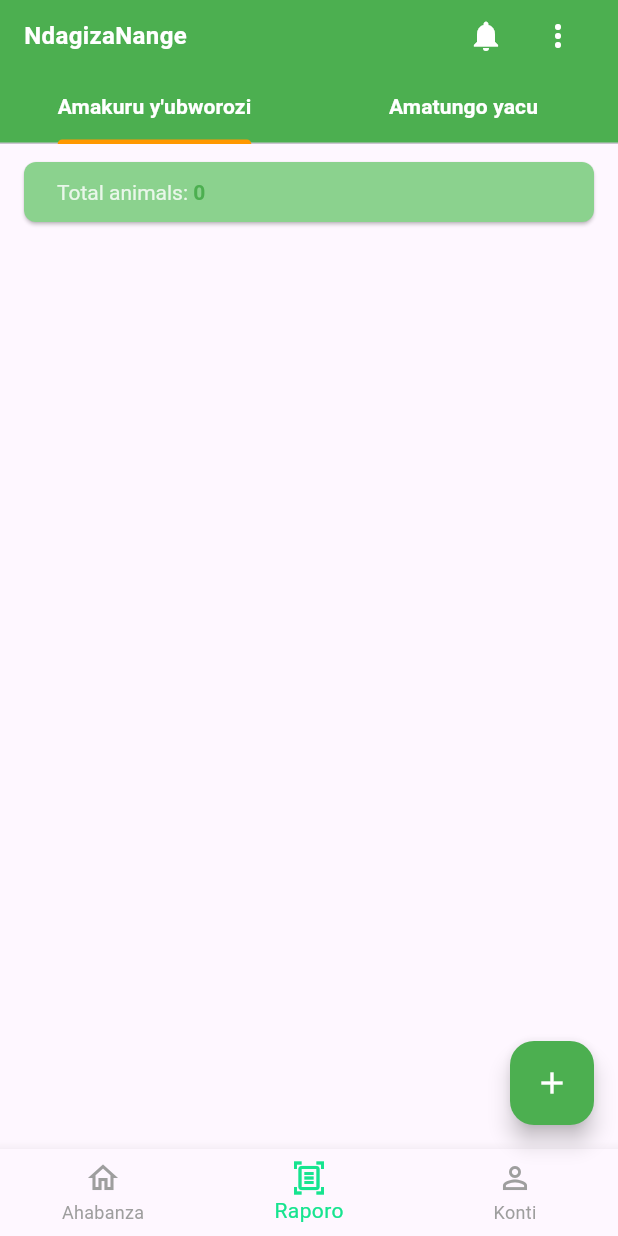
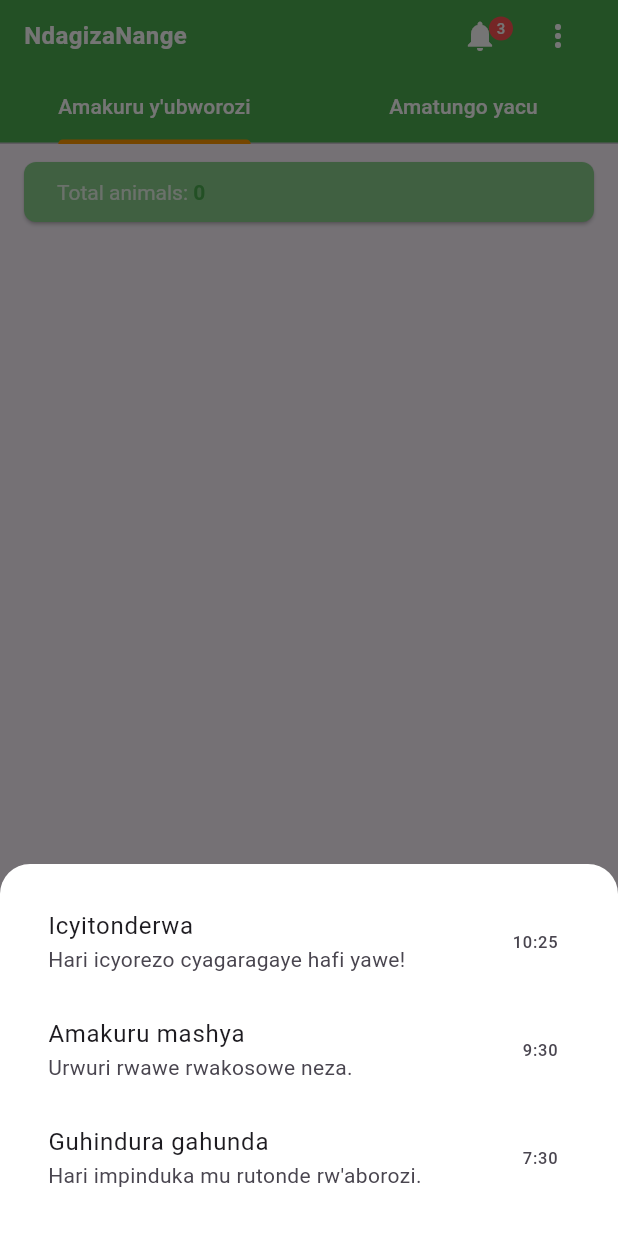
Before and after one commit to mugwaneza/MyFlutterUIdartFrogBknd, a Flutter app: the screen it shows after launch, item 2 of the bottom bar chosen, after a tap on the "add" icon, after a tap on the "notifications" icon, on a phone screen of 412 x 824 dp. Run offline on Flutter 3.47's test engine with Material 3 defaults, Android fonts, the phone set to English and light mode, and no system bars; our stand-ins replace file_picker, image_picker; missing offline and left inert: dotenv, postgres; network calls fail.

Commit message:
notification

```diff
--- a/ndagiza/lib/main.dart
+++ b/ndagiza/lib/main.dart
@@ -8,6 +8,47 @@ import 'package:ndagiza/pages/amatungo/kwinjiza_itungo_form.dart';
 import 'package:ndagiza/pages/aborozi/Aborozilist.dart';
 import 'package:ndagiza/statics/ApiUrls.dart';
 
+import 'package:flutter/material.dart';
+
+// ------------------ Notification Data ------------------
+class NotificationItem {
+  final int id;
+  final String title;
+  final String message;
+  final DateTime date;
+  bool isRead; // mutable so we can mark as read
+
+  NotificationItem({
+    required this.id,
+    required this.title,
+    required this.message,
+    required this.date,
+    this.isRead = false,
+  });
+}
+
+List<NotificationItem> notifications = [
+  NotificationItem(
+    id: 1,
+    title: "Icyitonderwa",
+    message: "Hari icyorezo cyagaragaye hafi yawe!",
+    date: DateTime.now().subtract(Duration(minutes: 5)),
+  ),
+  NotificationItem(
+    id: 2,
+    title: "Amakuru mashya",
+    message: "Urwuri rwawe rwakosowe neza.",
+    date: DateTime.now().subtract(Duration(hours: 1)),
+  ),
+  NotificationItem(
+    id: 3,
+    title: "Guhindura gahunda",
+    message: "Hari impinduka mu rutonde rw'aborozi.",
+    date: DateTime.now().subtract(Duration(hours: 3)),
+  ),
+];
+
+// ------------------ MAIN APP ------------------
 void main() {
   runApp(const MyApp());
 }
@@ -15,31 +56,28 @@ void main() {
 class MyApp extends StatelessWidget {
   const MyApp({super.key});
 
-  // This widget is the root of your application.
   @override
   Widget build(BuildContext context) {
     return MaterialApp(
       debugShowCheckedModeBanner: false,
       theme: ThemeData.light(),
       home: DefaultTabController(
-        length: 2, // Number of tabs
+        length: 2,
         child: Scaffold(
           appBar: PreferredSize(
             preferredSize: Size.fromHeight(kToolbarHeight + kTextTabBarHeight),
             child: Column(
               children: [
-                // Custom status bar color (top of the screen)
                 Container(
-                  color: Colors.red, // Color for the status bar area
+                  color: Colors.red,
                   height: MediaQuery.of(context).padding.top,
                 ),
-                // AppBar content
                 Container(
-                  color: Colors.green, // AppBar background
+                  color: Colors.green,
                   child: Column(
                     children: [
                       Padding(
-                        padding: const EdgeInsets.symmetric(horizontal: 16.0),
+                        padding: const EdgeInsets.symmetric(horizontal: 16),
                         child: Row(
                           mainAxisAlignment: MainAxisAlignment.spaceBetween,
                           children: [
@@ -51,55 +89,89 @@ class MyApp extends StatelessWidget {
                                 fontWeight: FontWeight.bold,
                               ),
                             ),
+
+                            // ------------ Notification Bell with Badge -----------
                             Row(
+                              mainAxisAlignment: MainAxisAlignment
+                                  .end, // align items to the right
                               children: [
-                                IconButton(
+                                // ------------ Notification Bell with Badge -----------
+                                SizedBox(
+                                  width: 40,
+                                  height: 40,
+                                  child: Stack(
+                                    clipBehavior:
+                                        Clip.none, // allow badge to overflow
+                                    children: [
+                                      Builder(
+                                        builder: (context) => IconButton(
+                                          padding: EdgeInsets.zero,
                                           icon: const Icon(Icons.notifications,
                                               color: Colors.white),
                                           onPressed: () {
-                                    ScaffoldMessenger.of(context).showSnackBar(
-                                      const SnackBar(
-                                          content:
-                                              Text('Notifications Clicked!')),
+                                            showModalBottomSheet(
+                                              context: context,
+                                              backgroundColor: Colors.white,
+                                              shape:
+                                                  const RoundedRectangleBorder(
+                                                borderRadius:
+                                                    BorderRadius.vertical(
+                                                        top: Radius.circular(
+                                                            20)),
+                                              ),
+                                              builder: (_) =>
+                                                  NotificationPreviewSheet(
+                                                      parentContext: context),
                                             );
                                           },
                                         ),
-                                Builder(
-                                  builder: (innerContext) =>
+                                      ),
+                                      if (notifications
+                                          .where((n) => !n.isRead)
+                                          .isNotEmpty)
+                                        Positioned(
+                                          right: -2,
+                                          top: 7,
+                                          child: CircleAvatar(
+                                            radius: 8,
+                                            backgroundColor: Colors.redAccent,
+                                            child: Text(
+                                              notifications
+                                                  .where((n) => !n.isRead)
+                                                  .length
+                                                  .toString(),
+                                              style: const TextStyle(
+                                                  color: Colors.white,
+                                                  fontSize: 10),
+                                            ),
+                                          ),
+                                        ),
+                                    ],
+                                  ),
+                                ),
+
+                                const SizedBox(width: 8),
+
+                                // ------------ More Menu -----------
                                 PopupMenuButton<String>(
                                   icon: const Icon(Icons.more_vert,
                                       color: Colors.white),
                                   onSelected: (String value) {
-                                      if (value == 'Aborozi') {
-                                        Navigator.push(
-                                          innerContext,
-                                          MaterialPageRoute(
-                                            builder: (context) =>
-                                                const AboroziList(),
-                                          ),
-                                        );
-                                      } else {
-                                        ScaffoldMessenger.of(context)
-                                            .showSnackBar(
+                                    ScaffoldMessenger.of(context).showSnackBar(
                                         SnackBar(
-                                              content:
-                                                  Text('Selected: $value')),
-                                        );
-                                      }
+                                            content: Text('Selected: $value')));
                                   },
-                                    itemBuilder: (BuildContext context) => [
-                                      const PopupMenuItem(
+                                  itemBuilder: (context) => const [
+                                    PopupMenuItem(
                                         value: 'Ibindanga',
                                         child: Text('Ibindanga')),
-                                      const PopupMenuItem(
+                                    PopupMenuItem(
                                         value: 'Aborozi',
-                                        child: Text('Aborozi'),
-                                      ),
-                                      const PopupMenuItem(
+                                        child: Text('Aborozi')),
+                                    PopupMenuItem(
                                         value: 'Gusohoka',
                                         child: Text('Gusohoka')),
                                   ],
-                                  ),
                                 ),
                               ],
                             ),
@@ -110,8 +182,6 @@ class MyApp extends StatelessWidget {
                         labelColor: Colors.white,
                         unselectedLabelColor: Colors.white,
                         indicatorColor: Colors.orange,
-                        labelStyle: TextStyle(
-                            fontWeight: FontWeight.bold, fontSize: 14),
                         tabs: [
                           Tab(text: "Amakuru y'ubworozi"),
                           Tab(text: "Amatungo yacu"),
@@ -125,11 +195,79 @@ class MyApp extends StatelessWidget {
           ),
           body: TabBarView(
             children: [
-              HomeTab(), // Show Home Tab
-              AnimalsGuardians(), // Your new tab content
+              HomeTab(),
+              AnimalsGuardians(),
             ],
           ),
         ),
+      ),
+    );
+  }
+}
+
+class NotificationPreviewSheet extends StatelessWidget {
+  final BuildContext parentContext;
+  NotificationPreviewSheet({required this.parentContext});
+
+  @override
+  Widget build(BuildContext context) {
+    return Container(
+      padding: const EdgeInsets.all(16),
+      child: Column(
+        mainAxisSize: MainAxisSize.min,
+        children: [
+          ...notifications.take(3).map((n) {
+            return ListTile(
+              title: Text(n.title),
+              subtitle: Text(
+                n.message,
+                maxLines: 1,
+                overflow: TextOverflow.ellipsis,
+              ),
+              trailing: Text(
+                "${n.date.hour}:${n.date.minute.toString().padLeft(2, '0')}",
+              ),
+              onTap: () {
+                Navigator.pop(parentContext); // use parent context
+                Navigator.push(
+                  parentContext,
+                  MaterialPageRoute(
+                    builder: (_) => NotificationListPage(notificationId: n.id),
+                  ),
+                );
+              },
+            );
+          }).toList(),
+        ],
+      ),
+    );
+  }
+}
+
+// ------------------ Notification List Page ------------------
+class NotificationListPage extends StatelessWidget {
+  final int? notificationId; // optional to scroll to specific
+
+  const NotificationListPage({super.key, this.notificationId});
+
+  @override
+  Widget build(BuildContext context) {
+    return Scaffold(
+      appBar: AppBar(
+        title: const Text("Notifications"),
+      ),
+      body: ListView.builder(
+        itemCount: notifications.length,
+        itemBuilder: (context, index) {
+          var n = notifications[index];
+          return ListTile(
+            title: Text(n.title),
+            subtitle: Text(n.message),
+            trailing: Text(
+              "${n.date.hour}:${n.date.minute.toString().padLeft(2, '0')}",
+            ),
+          );
+        },
       ),
     );
   }
```
Lines whose indentation alone changed are shown as unchanged.
